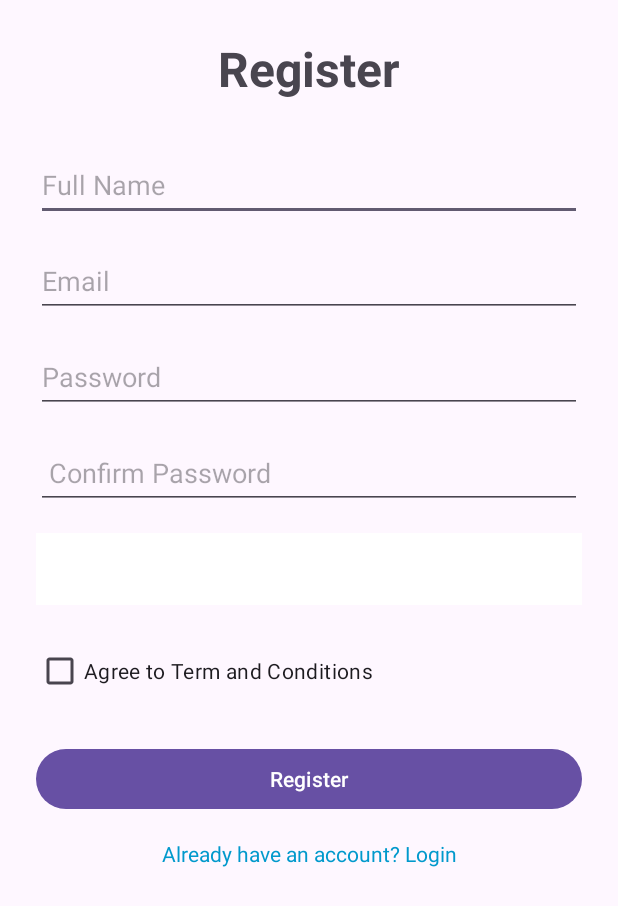
After one commit to rzjaffery/Hospital-Management-App, an Android app: the layout activity_register.xml on its own in the app's theme, with its tools: preview values and no code run, on a phone screen of 412 x 824 dp. The commit adds this screen. Shown: the top 906 px of the screen. Run offline under Robolectric (Android 15) with nearby library versions, the phone set to English and light mode, and no system bars.

Commit message:
Login/Register updated

```diff
--- a/Hospital-Management-App-Backend/src/main/java/com/rzjaffery/hms/HospitalManagementAppApplication.java
+++ b/Hospital-Management-App-Backend/src/main/java/com/rzjaffery/hms/HMSApplication.java
@@ -4,10 +4,10 @@ import org.springframework.boot.autoconfigure.SpringBootApplication;
 import static org.springframework.boot.SpringApplication.run;
 
 @SpringBootApplication
-public class HospitalManagementAppApplication {
+public class HMSApplication {
 
 	public static void main(String[] args) {
-		run(HospitalManagementAppApplication.class, args);
+		run(HMSApplication.class, args);
 	}
 
 }
--- a/Hospital-Management-App-Frontend/app/build.gradle.kts
+++ b/Hospital-Management-App-Frontend/app/build.gradle.kts
@@ -37,6 +37,7 @@ dependencies {
     implementation(libs.material)
     implementation(libs.activity)
     implementation(libs.constraintlayout)
+    implementation(libs.play.services.ads)
     testImplementation(libs.junit)
     androidTestImplementation(libs.ext.junit)
     androidTestImplementation(libs.espresso.core)
--- a/Hospital-Management-App-Frontend/app/src/main/java/com/rzjaffery/hms/MainActivity.java
+++ b/Hospital-Management-App-Frontend/app/src/main/java/com/rzjaffery/hms/MainActivity.java
@@ -1,4 +1,6 @@
 package com.rzjaffery.hms;
+
+import static android.os.Build.VERSION_CODES.R;
 
 import android.os.Bundle;
 
@@ -8,7 +10,6 @@ import androidx.core.graphics.Insets;
 import androidx.core.view.ViewCompat;
 import androidx.core.view.WindowInsetsCompat;
 
-import com.rzjaffery.application.R;
 
 public class MainActivity extends AppCompatActivity {
 
--- /dev/null
+++ b/Hospital-Management-App-Frontend/app/src/main/res/layout/activity_register.xml
@@ -0,0 +1,108 @@
+<?xml version="1.0" encoding="utf-8"?>
+<androidx.constraintlayout.widget.ConstraintLayout
+    xmlns:android="http://schemas.android.com/apk/res/android"
+    xmlns:app="http://schemas.android.com/apk/res-auto"
+    android:layout_width="match_parent"
+    android:layout_height="match_parent"
+    android:padding="24dp">
+
+    <TextView
+        android:id="@+id/tvRegisterTitle"
+        android:layout_width="wrap_content"
+        android:layout_height="wrap_content"
+        android:text="Register"
+        android:textSize="32sp"
+        android:textStyle="bold"
+        app:layout_constraintTop_toTopOf="parent"
+        app:layout_constraintStart_toStartOf="parent"
+        app:layout_constraintEnd_toEndOf="parent"/>
+
+    <EditText
+        android:id="@+id/etRegName"
+        android:layout_width="0dp"
+        android:layout_height="48dp"
+        android:hint="Full Name"
+        android:inputType="textPersonName"
+        app:layout_constraintTop_toBottomOf="@id/tvRegisterTitle"
+        app:layout_constraintStart_toStartOf="parent"
+        app:layout_constraintEnd_toEndOf="parent"
+        android:layout_marginTop="32dp"/>
+
+    <EditText
+        android:id="@+id/etRegEmail"
+        android:layout_width="0dp"
+        android:layout_height="48dp"
+        android:hint="Email"
+        android:inputType="textEmailAddress"
+        app:layout_constraintTop_toBottomOf="@id/etRegName"
+        app:layout_constraintStart_toStartOf="parent"
+        app:layout_constraintEnd_toEndOf="parent"
+        android:layout_marginTop="16dp"/>
+
+    <EditText
+        android:id="@+id/etRegPassword"
+        android:layout_width="0dp"
+        android:layout_height="48dp"
+        android:hint="Password"
+        android:inputType="textPassword"
+        app:layout_constraintTop_toBottomOf="@id/etRegEmail"
+        app:layout_constraintStart_toStartOf="parent"
+        app:layout_constraintEnd_toEndOf="parent"
+        android:layout_marginTop="16dp"/>
+
+    <EditText
+        android:id="@+id/etRegConfirmPassword"
+        android:layout_width="0dp"
+        android:layout_height="48dp"
+        android:hint=" Confirm Password"
+        android:inputType="textPassword"
+        app:layout_constraintTop_toBottomOf="@id/etRegPassword"
+        app:layout_constraintStart_toStartOf="parent"
+        app:layout_constraintEnd_toEndOf="parent"
+        android:layout_marginTop="16dp"/>
+
+    <Spinner
+        android:id="@+id/etRole"
+        android:layout_width="0dp"
+        android:layout_height="48dp"
+        android:hint="Role"
+        app:layout_constraintTop_toBottomOf="@id/etRegConfirmPassword"
+        app:layout_constraintStart_toStartOf="parent"
+        app:layout_constraintEnd_toEndOf="parent"
+        android:background="@color/cardview_light_background"
+        android:layout_marginTop="16dp"/>
+
+    <CheckBox
+        android:id="@+id/etCheck"
+        android:layout_width="match_parent"
+        android:layout_height="wrap_content"
+        app:layout_constraintTop_toBottomOf="@id/etRole"
+        android:gravity="center_vertical"
+        android:layout_centerHorizontal="true"
+        android:text="Agree to Term and Conditions"
+        android:layout_marginTop="20dp"
+        android:checked="false"
+        />
+
+
+    <Button
+        android:id="@+id/btnRegister"
+        android:layout_width="0dp"
+        android:layout_height="wrap_content"
+        android:text="Register"
+        app:layout_constraintTop_toBottomOf="@id/etCheck"
+        app:layout_constraintStart_toStartOf="parent"
+        app:layout_constraintEnd_toEndOf="parent"
+        android:layout_marginTop="24dp"/>
+
+    <TextView
+        android:id="@+id/tvGoToLogin"
+        android:layout_width="wrap_content"
+        android:layout_height="wrap_content"
+        android:text="Already have an account? Login"
+        android:textColor="@android:color/holo_blue_dark"
+        app:layout_constraintTop_toBottomOf="@id/btnRegister"
+        app:layout_constraintStart_toStartOf="parent"
+        app:layout_constraintEnd_toEndOf="parent"
+        android:layout_marginTop="16dp"/>
+</androidx.constraintlayout.widget.ConstraintLayout>
--- a/Hospital-Management-App-Frontend/gradle/libs.versions.toml
+++ b/Hospital-Management-App-Frontend/gradle/libs.versions.toml
@@ -7,6 +7,7 @@ appcompat = "1.7.1"
 material = "1.12.0"
 activity = "1.10.1"
 constraintlayout = "2.2.1"
+playServicesAds = "24.5.0"
 
 [libraries]
 junit = { group = "junit", name = "junit", version.ref = "junit" }
@@ -16,6 +17,7 @@ appcompat = { group = "androidx.appcompat", name = "appcompat", version.ref = "a
 material = { group = "com.google.android.material", name = "material", version.ref = "material" }
 activity = { group = "androidx.activity", name = "activity", version.ref = "activity" }
 constraintlayout = { group = "androidx.constraintlayout", name = "constraintlayout", version.ref = "constraintlayout" }
+play-services-ads = { group = "com.google.android.gms", name = "play-services-ads", version.ref = "playServicesAds" }
 
 [plugins]
 android-application = { id = "com.android.application", version.ref = "agp" }
```
Also changed, not shown: Hospital-Management-App-Frontend/app/src/main/java/com/rzjaffery/hms/utils/LoginActivity.java (added, +50 -0 lines), Hospital-Management-App-Frontend/app/src/main/java/com/rzjaffery/hms/utils/RegisterActivity.java (added, +65 -0 lines), Hospital-Management-App-Frontend/app/src/main/res/layout/activity_login.xml (added, +62 -0 lines), Hospital-Management-App-Frontend/app/src/main/res/values/arrays.xml (added, +8 -0 lines), 1 other file.
